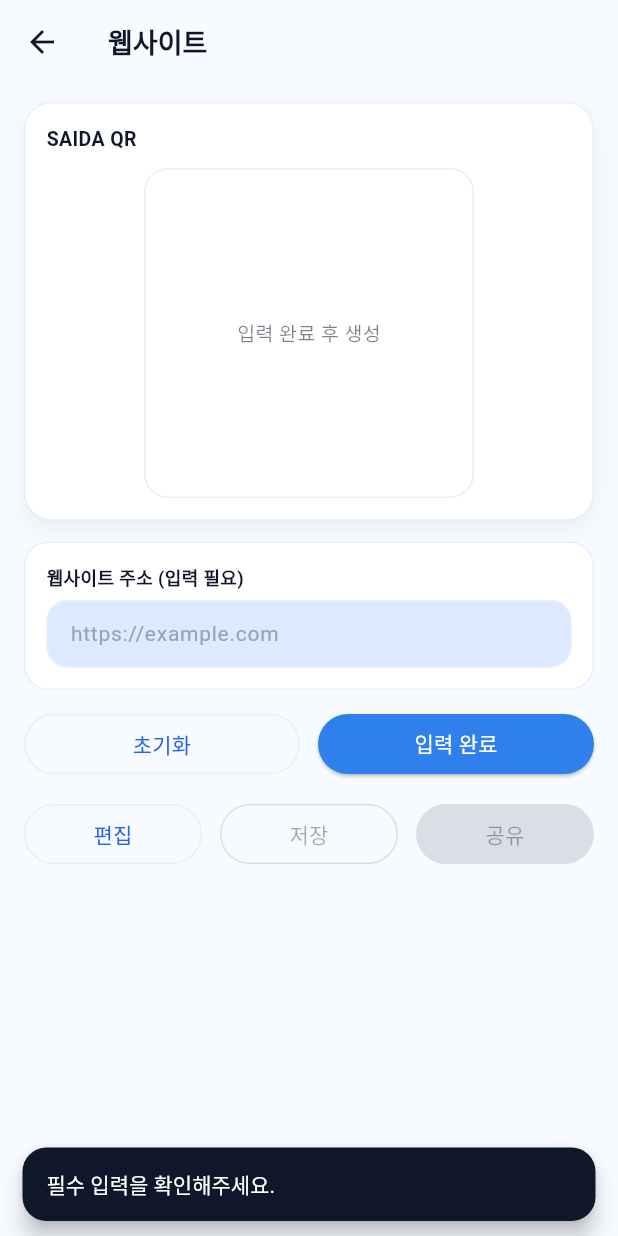
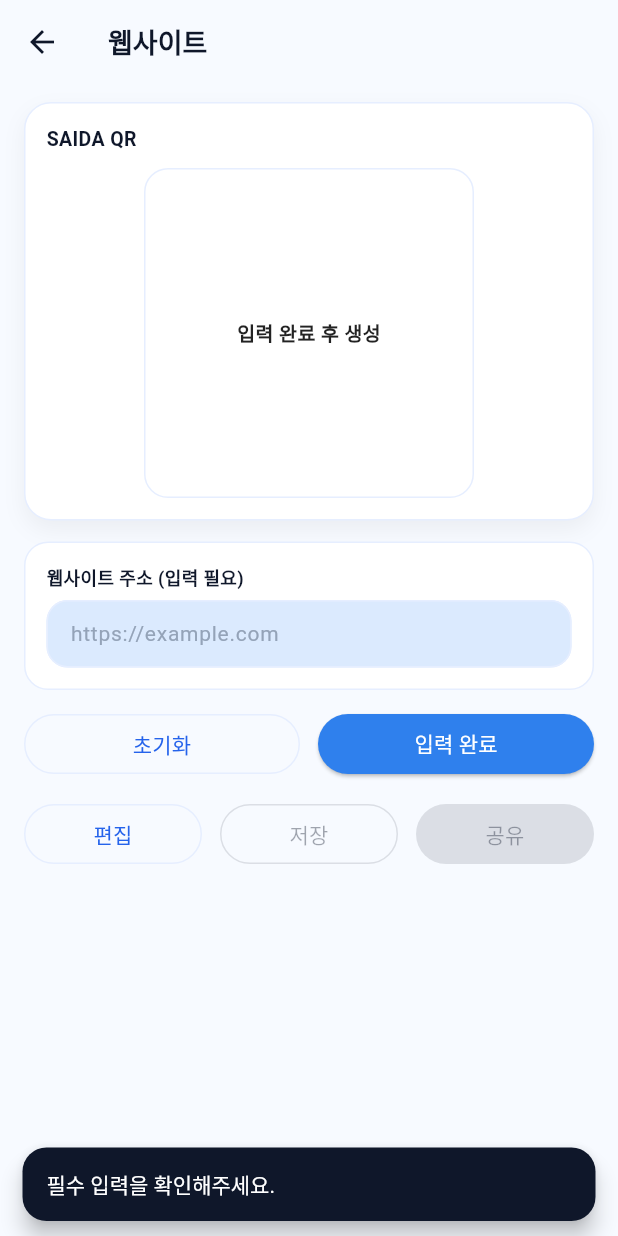
Before and after one commit to saida-iseo/saida_ai, a Flutter app: the QrFormScreen screen opened directly with empty values, after a tap on "입력 완료", on a phone screen of 412 x 824 dp. Run offline on Flutter 3.47's test engine with Material 3 defaults, Android fonts, the phone set to English and light mode, and no system bars; our stand-ins replace barcode_widget, file_picker, flutter_colorpicker, flutter_riverpod, google_mobile_ads, hive and 5 more; missing offline and left inert: android_intent_plus, mobile_scanner; accounts and stored records are empty; network calls fail; Roboto replaces fonts that are missing (Pretendard).

Commit message:
Improve permissions flow, scanner overlay, and generator UX

```diff
--- a/qr_barcode_scan/lib/features/generator/qr_form_screen.dart
+++ b/qr_barcode_scan/lib/features/generator/qr_form_screen.dart
@@ -41,6 +41,8 @@ class _QrFormScreenState extends State<QrFormScreen> {
   final _uploadService = UploadService();
   String _payload = '';
   bool _uploading = false;
+  bool _isGenerating = false;
+  bool _generatingDialogVisible = false;
   final GlobalKey _qrKey = GlobalKey();
 
   // Common controllers
@@ -157,7 +159,14 @@ class _QrFormScreenState extends State<QrFormScreen> {
                   children: [
                     RepaintBoundary(
                       key: _qrKey,
-                      child: QrPreviewCard(payload: _payload, design: _design),
+                      child: QrPreviewCard(
+                        payload: _payload,
+                        design: _design,
+                        emptyMessage: widget.type == QrType.image ||
+                                widget.type == QrType.pdf
+                            ? '첨부 완료 후 생성'
+                            : '입력 완료 후 생성',
+                      ),
                     ),
                     const SizedBox(height: 14),
                     _buildForm(context),
@@ -316,10 +325,20 @@ class _QrFormScreenState extends State<QrFormScreen> {
         const SizedBox(height: 8),
         Row(
           children: [
-            ElevatedButton.icon(
-              onPressed: _uploading ? null : _pickLocalImage,
-              icon: const Icon(Icons.photo),
-              label: const Text('이미지 선택'),
+            Expanded(
+              child: ElevatedButton.icon(
+                onPressed: _uploading ? null : () => _pickLocalImage(ImageSource.gallery),
+                icon: const Icon(Icons.photo),
+                label: const Text('이미지 선택'),
+              ),
+            ),
+            const SizedBox(width: 10),
+            Expanded(
+              child: OutlinedButton.icon(
+                onPressed: _uploading ? null : () => _pickLocalImage(ImageSource.camera),
+                icon: const Icon(Icons.photo_camera),
+                label: const Text('카메라 촬영'),
+              ),
             ),
           ],
         ),
@@ -618,9 +637,13 @@ class _QrFormScreenState extends State<QrFormScreen> {
     ).showSnackBar(SnackBar(content: Text(message)));
   }
 
-  Future<void> _pickLocalImage() async {
+  Future<void> _pickLocalImage(ImageSource source) async {
     final picker = ImagePicker();
-    final image = await picker.pickImage(source: ImageSource.gallery);
+    final image = await picker.pickImage(
+      source: source,
+      imageQuality: 85,
+      maxWidth: 1440,
+    );
     if (image == null) return;
     final dir = await getApplicationDocumentsDirectory();
     final ext = image.path.split('.').last;
@@ -909,12 +932,20 @@ class _QrFormScreenState extends State<QrFormScreen> {
 
   Future<void> _applyPayload() async {
     if (_uploading) return;
+    if (_isGenerating) return;
+    _setGenerating(true);
     if (widget.type == QrType.image) {
       final ok = await _ensureImageUpload();
-      if (!ok) return;
+      if (!ok) {
+        _setGenerating(false);
+        return;
+      }
     } else if (widget.type == QrType.pdf) {
       final ok = await _ensurePdfUpload();
-      if (!ok) return;
+      if (!ok) {
+        _setGenerating(false);
+        return;
+      }
     }
     final result = _buildPayload();
     if (result == null) {
@@ -922,12 +953,15 @@ class _QrFormScreenState extends State<QrFormScreen> {
       ScaffoldMessenger.of(
         context,
       ).showSnackBar(const SnackBar(content: Text('필수 입력을 확인해주세요.')));
+      _setGenerating(false);
       return;
     }
     if (!mounted) return;
     setState(() {
       _payload = result.payload;
     });
+    _playFeedback();
+    _setGenerating(false);
   }
 
   String _sanitizeUrl(String input) {
@@ -1017,6 +1051,41 @@ class _QrFormScreenState extends State<QrFormScreen> {
       SystemSound.play(SystemSoundType.click);
     }
   }
+
+  void _setGenerating(bool value) {
+    if (!mounted) return;
+    setState(() {
+      _isGenerating = value;
+    });
+    if (value) {
+      _showGeneratingDialog();
+    } else {
+      _hideGeneratingDialog();
+    }
+  }
+
+  void _showGeneratingDialog() {
+    if (_generatingDialogVisible) return;
+    _generatingDialogVisible = true;
+    showDialog<void>(
+      context: context,
+      barrierDismissible: false,
+      builder: (context) => const Center(
+        child: SizedBox(
+          width: 56,
+          height: 56,
+          child: CircularProgressIndicator(strokeWidth: 4),
+        ),
+      ),
+    ).then((_) {
+      _generatingDialogVisible = false;
+    });
+  }
+
+  void _hideGeneratingDialog() {
+    if (!_generatingDialogVisible) return;
+    Navigator.of(context).pop();
+  }
 }
 
 class _FieldCard extends StatelessWidget {
--- a/qr_barcode_scan/lib/features/generator/widgets/qr_preview_card.dart
+++ b/qr_barcode_scan/lib/features/generator/widgets/qr_preview_card.dart
@@ -9,10 +9,12 @@ class QrPreviewCard extends StatelessWidget {
     super.key,
     required this.payload,
     required this.design,
+    this.emptyMessage = '입력 완료 후 생성',
   });
 
   final String payload;
   final QrDesign design;
+  final String emptyMessage;
 
   @override
   Widget build(BuildContext context) {
@@ -66,9 +68,10 @@ class QrPreviewCard extends StatelessWidget {
                     child: payload.isEmpty
                         ? Center(
                             child: Text(
-                              '입력 완료 후 생성',
-                              style: TextStyle(
-                                color: scheme.onSurface.withOpacity(0.55),
+                              emptyMessage,
+                              style: const TextStyle(
+                                color: Colors.black87,
+                                fontWeight: FontWeight.w600,
                               ),
                             ),
                           )
--- a/qr_barcode_scan/pubspec.yaml
+++ b/qr_barcode_scan/pubspec.yaml
@@ -16,7 +16,7 @@ publish_to: 'none' # Remove this line if you wish to publish to pub.dev
 # https://developer.apple.com/library/archive/documentation/General/Reference/InfoPlistKeyReference/Articles/CoreFoundationKeys.html
 # In Windows, build-name is used as the major, minor, and patch parts
 # of the product and file versions while build-number is used as the build suffix.
-version: 1.0.2+3
+version: 1.0.3+4
 
 environment:
   sdk: ^3.10.7
```
Also changed, not shown: qr_barcode_scan/lib/app/bottom_nav.dart (+0 -21 lines), qr_barcode_scan/lib/features/scanner/scanner_screen.dart (+57 -27 lines), qr_barcode_scan/lib/features/settings/settings_screen.dart (+7 -28 lines), qr_barcode_scan/lib/ui/widgets/scan_overlay.dart (+24 -17 lines), 1 other file.
